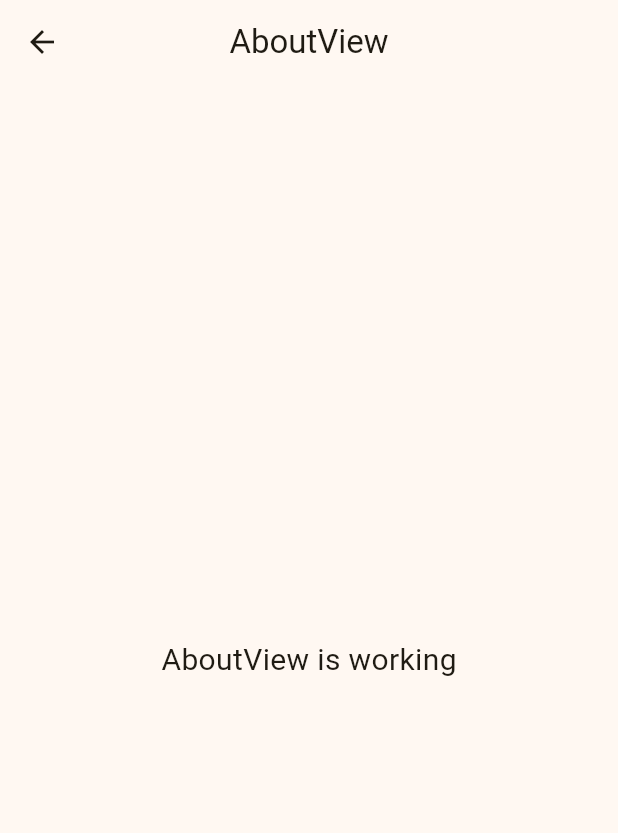
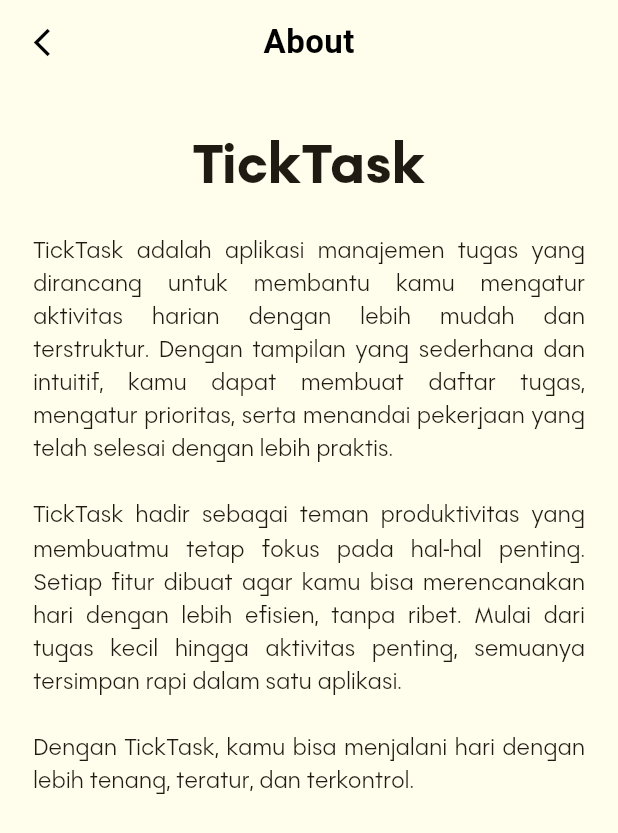
Before and after one commit to habibNurrohmad/ticktask_frontend, a Flutter app: the AboutView screen opened by its route, on a phone screen of 412 x 824 dp. Shown: the top 833 px of the screen. Run offline on Flutter 3.47's test engine with Material 3 defaults, Android fonts, the light colour scheme and no system bars; our stand-ins replace get, get_storage, image_picker, table_calendar; accounts and stored records are empty; Roboto replaces fonts that are missing (Rhotek).

Commit message:
slicing about page

```diff
--- a/lib/app/modules/about/views/about_view.dart
+++ b/lib/app/modules/about/views/about_view.dart
@@ -1,22 +1,84 @@
 import 'package:flutter/material.dart';
-
 import 'package:get/get.dart';
-
+import '../../../core/values/app_colors.dart';
 import '../controllers/about_controller.dart';
 
 class AboutView extends GetView<AboutController> {
   const AboutView({super.key});
+
   @override
   Widget build(BuildContext context) {
     return Scaffold(
+      backgroundColor: const Color(0xffFFFDEB),
       appBar: AppBar(
-        title: const Text('AboutView'),
+        backgroundColor: const Color(0xffFFFDEB),
+        elevation: 0,
+        leading: IconButton(
+          icon: const Icon(
+            Icons.arrow_back_ios_new,
+            color: Colors.black,
+            size: 22,
+          ),
+          onPressed: () => Get.back(),
+        ),
+        title: const Text(
+          "About",
+          style: TextStyle(
+            fontFamily: 'Rhotek', // Font Rhotek
+            color: Colors.black,
+            fontSize: 22,
+            fontWeight: FontWeight.w700, // semi-bold
+            letterSpacing: 0.3,
+          ),
+        ),
         centerTitle: true,
       ),
-      body: const Center(
-        child: Text(
-          'AboutView is working',
-          style: TextStyle(fontSize: 20),
+      body: Padding(
+        padding: const EdgeInsets.symmetric(horizontal: 22, vertical: 10),
+        child: SingleChildScrollView(
+          child: Column(
+            crossAxisAlignment: CrossAxisAlignment.start,
+            children: const [
+              SizedBox(height: 20),
+
+              Center(
+                child: Text(
+                  "TickTask",
+                  style: TextStyle(
+                    fontFamily: 'Rothek', // Font Rhotek
+                    fontSize: 36,
+                    fontWeight: FontWeight.w900, // super bold
+                    letterSpacing: 0.5,
+                  ),
+                ),
+              ),
+
+              SizedBox(height: 20),
+
+              Text(
+                "TickTask adalah aplikasi manajemen tugas yang dirancang untuk "
+                "membantu kamu mengatur aktivitas harian dengan lebih mudah dan "
+                "terstruktur. Dengan tampilan yang sederhana dan intuitif, kamu "
+                "dapat membuat daftar tugas, mengatur prioritas, serta menandai "
+                "pekerjaan yang telah selesai dengan lebih praktis.\n\n"
+                "TickTask hadir sebagai teman produktivitas yang membuatmu tetap "
+                "fokus pada hal-hal penting. Setiap fitur dibuat agar kamu bisa "
+                "merencanakan hari dengan lebih efisien, tanpa ribet. Mulai dari "
+                "tugas kecil hingga aktivitas penting, semuanya tersimpan rapi "
+                "dalam satu aplikasi.\n\n"
+                "Dengan TickTask, kamu bisa menjalani hari dengan lebih tenang, "
+                "teratur, dan terkontrol.",
+                textAlign: TextAlign.justify,
+                style: TextStyle(
+                  fontFamily: 'Rothek', // Font Rhotek
+                  fontSize: 15,
+                  height: 1.45,
+                  fontWeight: FontWeight.w400, // regular
+                  letterSpacing: 0.2,
+                ),
+              ),
+            ],
+          ),
         ),
       ),
     );
```
